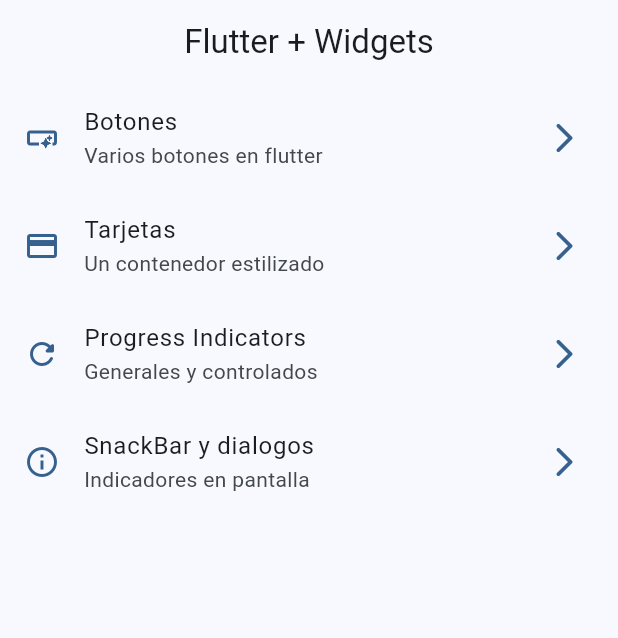
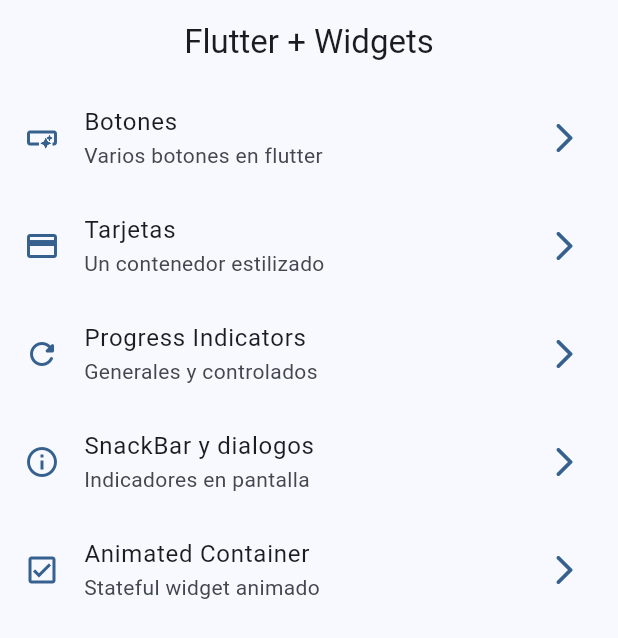
Before and after one commit to matuumdq/widgets_app, a Flutter app: the screen it shows after launch, on a phone screen of 412 x 824 dp. Shown: the top 638 px of the screen. Run offline on Flutter 3.47's test engine with Material 2 defaults, Android fonts, the phone set to English and light mode, and no system bars; our stand-ins replace go_router.

Commit message:
animated container

```diff
--- a/lib/config/menu/menu_items.dart
+++ b/lib/config/menu/menu_items.dart
@@ -34,4 +34,9 @@ const appMenuItems = <MenuItem>[
       subTitle: 'Indicadores en pantalla',
       link: '/snackbars',
       icon: Icons.info_outline),
+  MenuItem(
+      title: 'Animated Container',
+      subTitle: 'Stateful widget animado',
+      link: '/animated',
+      icon: Icons.check_box_outlined),
 ];
--- a/lib/config/router/app_router.dart
+++ b/lib/config/router/app_router.dart
@@ -29,5 +29,10 @@ final appRouter = GoRouter(
       name: SnackbarScreen.name,
       builder: (context, state) => const SnackbarScreen(),
     ),
+    GoRoute(
+      path: '/animated',
+      name: AnimatedScreen.name,
+      builder: (context, state) => const AnimatedScreen(),
+    ),
   ],
 );
```
Also changed, not shown: lib/presentation/screens/animated/animated_screen.dart (+44 -2 lines), lib/presentation/screens/snackbar/snackbar_screen.dart (+2 -5 lines).
